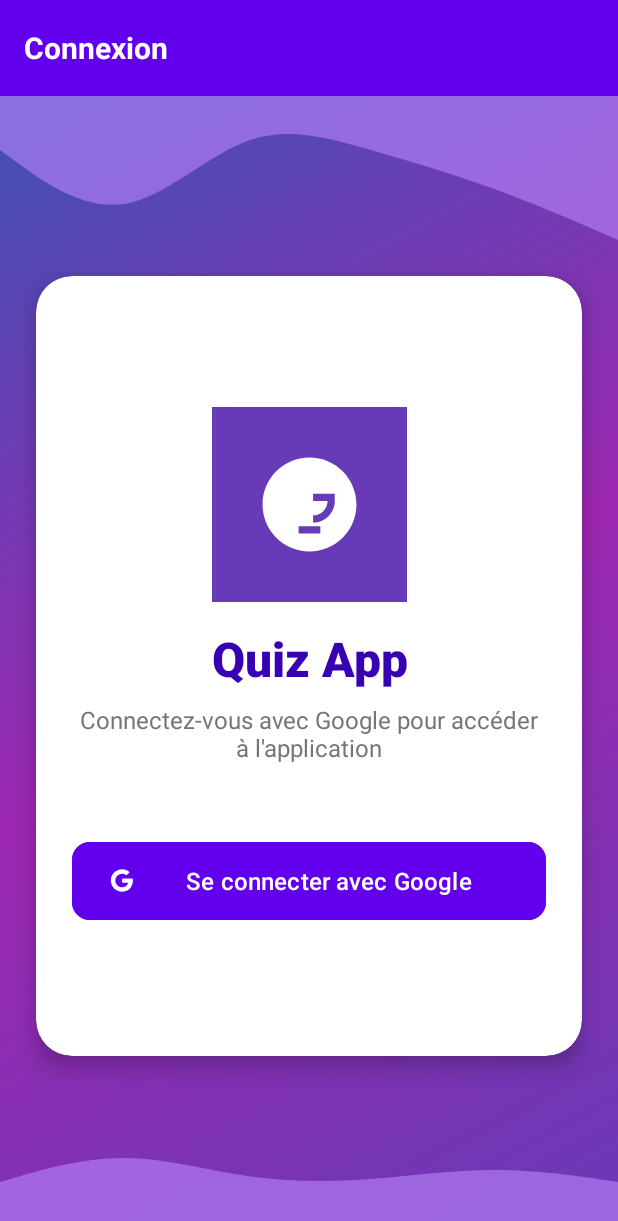
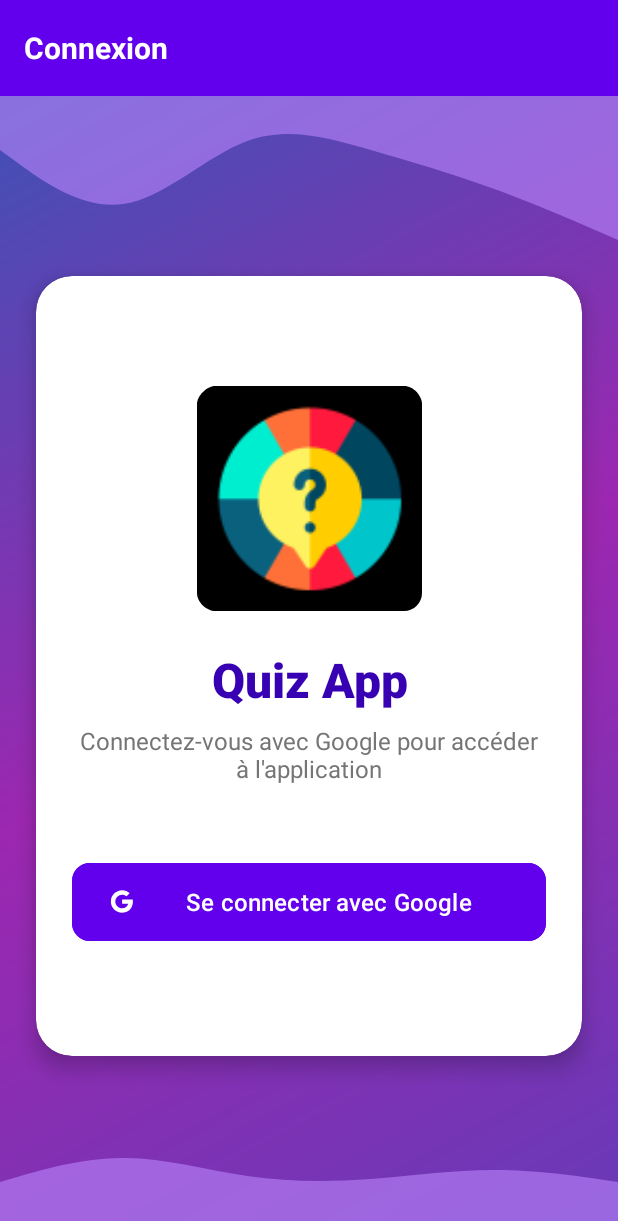
Before and after one commit to atxme/Projet_Android, an Android app: the screen it shows after launch (MainActivity), on a phone screen of 412 x 824 dp. Shown: the top 1221 px of the screen. Run offline under Robolectric (Android 15) with nearby library versions, the phone set to English and light mode, and no system bars; our stand-ins replace Firebase (no records; nobody signed in at launch, a user with empty details on screens opened directly), navigation-ui.

Commit message:
Update fragment_auth.xml layout for improved UI
- Increased logo size from 130dp to 150dp for better visibility.
- Changed logo source from app_logo to ic_launcher for a more appropriate representation.
- Added elevation to the logo for enhanced visual depth.
- Adjusted bottom margin of the logo to 24dp for improved spacing.

```diff
--- a/app/src/main/res/layout/fragment_auth.xml
+++ b/app/src/main/res/layout/fragment_auth.xml
@@ -43,16 +43,17 @@
 
             <ImageView
                 android:id="@+id/logo_image"
-                android:layout_width="130dp"
-                android:layout_height="130dp"
+                android:layout_width="150dp"
+                android:layout_height="150dp"
                 android:contentDescription="Logo de l'application"
-                android:src="@drawable/app_logo"
+                android:src="@mipmap/ic_launcher"
+                android:elevation="4dp"
                 app:layout_constraintEnd_toEndOf="parent"
                 app:layout_constraintStart_toStartOf="parent"
                 app:layout_constraintTop_toTopOf="parent"
                 app:layout_constraintBottom_toTopOf="@+id/auth_title"
                 app:layout_constraintVertical_chainStyle="packed"
-                android:layout_marginBottom="16dp" />
+                android:layout_marginBottom="24dp" />
 
             <TextView
                 android:id="@+id/auth_title"
```
